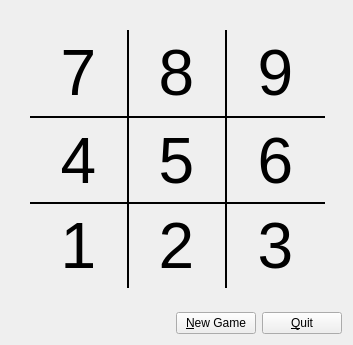
Before: the Qt Designer form code/gameboard/ui/gameboard.ui in andrew-bibb/tictactoe, drawn with Qt 5.
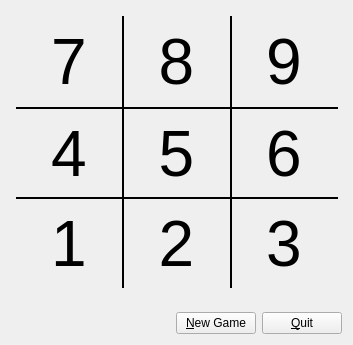
After: the same form once the commit is applied.

Commit message: added game array and current player

The edit to the form file:
```diff
--- a/code/gameboard/ui/gameboard.ui
+++ b/code/gameboard/ui/gameboard.ui
@@ -35,13 +35,13 @@
    <item>
     <layout class="QGridLayout" name="gridLayout">
      <property name="leftMargin">
-      <number>19</number>
+      <number>5</number>
      </property>
      <property name="topMargin">
-      <number>19</number>
+      <number>5</number>
      </property>
      <property name="rightMargin">
-      <number>19</number>
+      <number>5</number>
      </property>
      <property name="bottomMargin">
       <number>19</number>
@@ -59,14 +59,14 @@
        </property>
        <property name="minimumSize">
         <size>
-         <width>99</width>
-         <height>86</height>
+         <width>108</width>
+         <height>91</height>
         </size>
        </property>
        <property name="maximumSize">
         <size>
-         <width>99</width>
-         <height>86</height>
+         <width>108</width>
+         <height>91</height>
         </size>
        </property>
        <property name="font">
@@ -97,14 +97,14 @@
        </property>
        <property name="minimumSize">
         <size>
-         <width>99</width>
-         <height>86</height>
+         <width>109</width>
+         <height>91</height>
         </size>
        </property>
        <property name="maximumSize">
         <size>
-         <width>99</width>
-         <height>86</height>
+         <width>109</width>
+         <height>91</height>
         </size>
        </property>
        <property name="font">
@@ -135,14 +135,14 @@
        </property>
        <property name="minimumSize">
         <size>
-         <width>99</width>
-         <height>86</height>
+         <width>108</width>
+         <height>91</height>
         </size>
        </property>
        <property name="maximumSize">
         <size>
-         <width>99</width>
-         <height>86</height>
+         <width>108</width>
+         <height>91</height>
         </size>
        </property>
        <property name="font">
@@ -177,14 +177,14 @@
        </property>
        <property name="minimumSize">
         <size>
-         <width>99</width>
-         <height>87</height>
+         <width>109</width>
+         <height>91</height>
         </size>
        </property>
        <property name="maximumSize">
         <size>
-         <width>99</width>
-         <height>87</height>
+         <width>109</width>
+         <height>91</height>
         </size>
        </property>
        <property name="font">
@@ -216,14 +216,14 @@
        </property>
        <property name="minimumSize">
         <size>
-         <width>99</width>
-         <height>86</height>
+         <width>109</width>
+         <height>91</height>
         </size>
        </property>
        <property name="maximumSize">
         <size>
-         <width>99</width>
-         <height>86</height>
+         <width>109</width>
+         <height>91</height>
         </size>
        </property>
        <property name="font">
@@ -255,14 +255,14 @@
        </property>
        <property name="minimumSize">
         <size>
-         <width>99</width>
-         <height>86</height>
+         <width>108</width>
+         <height>91</height>
         </size>
        </property>
        <property name="maximumSize">
         <size>
-         <width>99</width>
-         <height>86</height>
+         <width>108</width>
+         <height>91</height>
         </size>
        </property>
        <property name="font">
@@ -293,14 +293,14 @@
        </property>
        <property name="minimumSize">
         <size>
-         <width>99</width>
-         <height>87</height>
+         <width>108</width>
+         <height>91</height>
         </size>
        </property>
        <property name="maximumSize">
         <size>
-         <width>99</width>
-         <height>87</height>
+         <width>108</width>
+         <height>91</height>
         </size>
        </property>
        <property name="font">
@@ -332,14 +332,14 @@
        </property>
        <property name="minimumSize">
         <size>
-         <width>99</width>
-         <height>87</height>
+         <width>108</width>
+         <height>91</height>
         </size>
        </property>
        <property name="maximumSize">
         <size>
-         <width>99</width>
-         <height>87</height>
+         <width>108</width>
+         <height>91</height>
         </size>
        </property>
        <property name="font">
@@ -370,14 +370,14 @@
        </property>
        <property name="minimumSize">
         <size>
-         <width>99</width>
-         <height>86</height>
+         <width>108</width>
+         <height>91</height>
         </size>
        </property>
        <property name="maximumSize">
         <size>
-         <width>99</width>
-         <height>86</height>
+         <width>108</width>
+         <height>91</height>
         </size>
        </property>
        <property name="font">
```
The commit also changes 2 other files.
